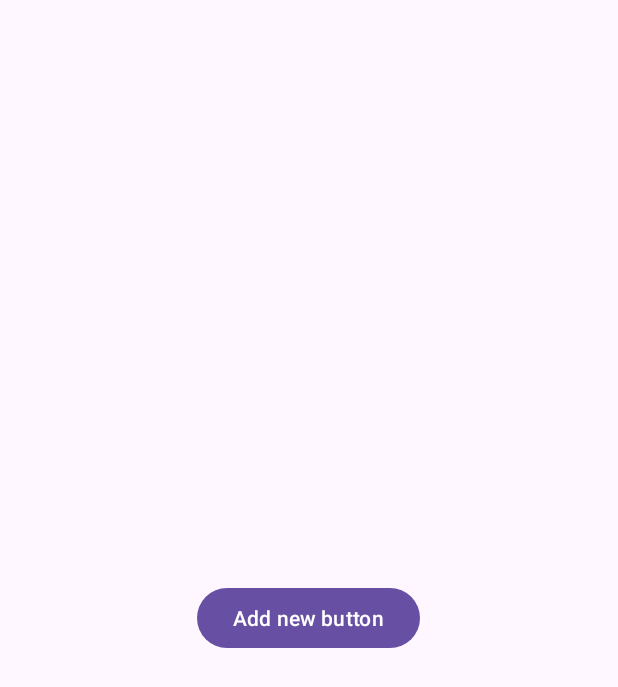
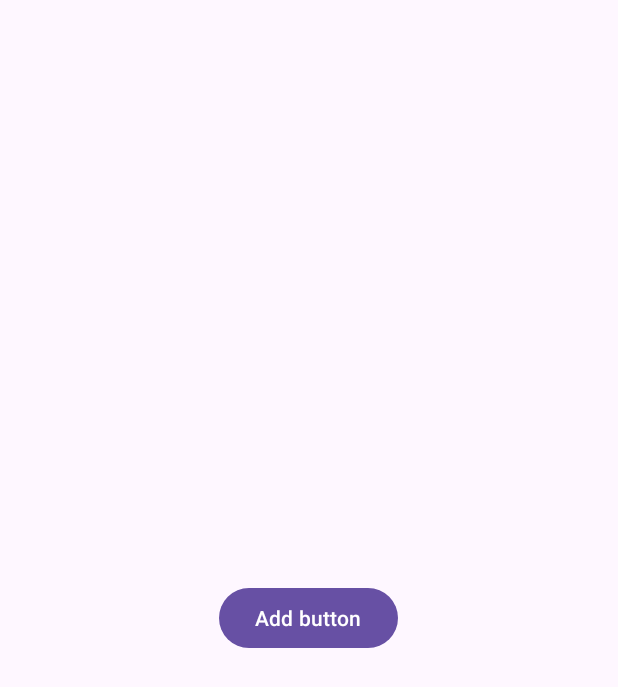
Before and after one commit to Eka666Sed/AddButton, an Android app: the screen it shows after launch (MainActivity), on a phone screen of 412 x 824 dp. Shown: the top 687 px of the screen. Run offline under Robolectric (Android 15) with nearby library versions, the phone set to English and light mode, and no system bars.

Commit message:
Commit Name Branch

```diff
--- a/app/src/main/res/layout/activity_main.xml
+++ b/app/src/main/res/layout/activity_main.xml
@@ -9,6 +9,6 @@
         android:layout_width="wrap_content"
         android:layout_height="wrap_content"
         android:layout_centerInParent="true"
-        android:text="Add new button" />
+        android:text="Add button" />
 
 </RelativeLayout>
```
